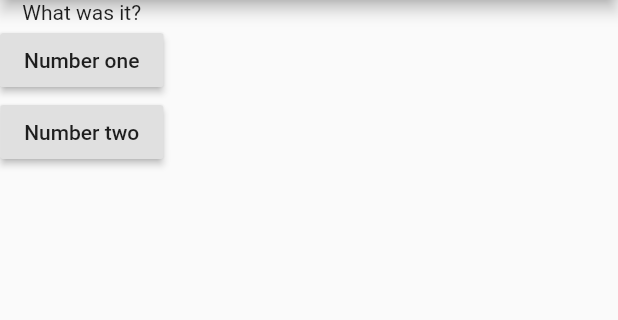
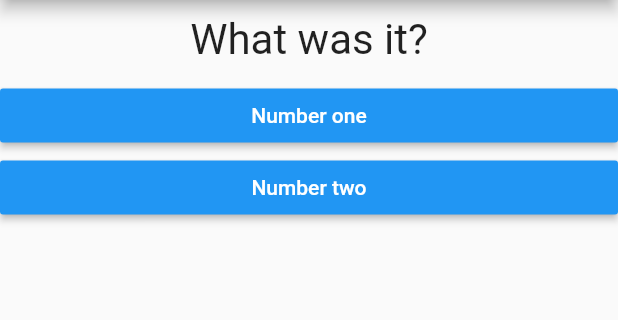
Before and after one commit to patrickcandlin/flutter_potty_train, a Flutter app: the screen it shows after launch, on a phone screen of 412 x 824 dp, the part 84-404 px from its top. Run offline on Flutter 3.47's test engine with Material 2 defaults, Android fonts, the phone set to English and light mode, and no system bars.

Commit message:
created answer component

```diff
--- /dev/null
+++ b/lib/answer.dart
@@ -0,0 +1,21 @@
+import 'package:flutter/material.dart';
+
+class Answer extends StatelessWidget {
+  final Function selectHandler;
+  final String answerText;
+
+  Answer(this.selectHandler, this.answerText);
+
+  @override
+  Widget build(BuildContext context) {
+    return Container(
+      width: double.infinity,
+      child: RaisedButton(
+        color: Colors.blue,
+        textColor: Colors.white,
+        child: Text(answerText),
+        onPressed: selectHandler,
+      ),
+    );
+  }
+}
--- a/lib/main.dart
+++ b/lib/main.dart
@@ -1,6 +1,6 @@
 import 'package:flutter/material.dart';
 import './question.dart';
-
+import 'answer.dart';
 
 void main() => runApp(PottyTrainer());
 
@@ -15,7 +15,7 @@ class _PottyTrainerState extends State<PottyTrainer> {
   int _pottyIndex = 0;
   void _recordPotty() {
     setState(() {
-        if(_pottyIndex == 1){
+      if (_pottyIndex == 1) {
         _pottyIndex = 0;
       } else {
         _pottyIndex = _pottyIndex + 1;
@@ -23,10 +23,19 @@ class _PottyTrainerState extends State<PottyTrainer> {
     });
     print('$_pottyIndex potty(ies) recorded!');
   }
+
   Widget build(BuildContext context) {
     var pottyQuestions = [
-      {'question':'What was it?', 'option1':'Number one', 'option2':'Number two' },
-      {'question':'Where was it?', 'option1':'In the potty', 'option2':"Not in potty"}
+      {
+        'question': 'What was it?',
+        'option1': 'Number one',
+        'option2': 'Number two'
+      },
+      {
+        'question': 'Where was it?',
+        'option1': 'In the potty',
+        'option2': "Not in potty"
+      }
     ];
 
     return MaterialApp(
@@ -37,14 +46,8 @@ class _PottyTrainerState extends State<PottyTrainer> {
         body: Column(
           children: <Widget>[
             Question(pottyQuestions[_pottyIndex]['question']),
-            RaisedButton(
-              child: Text(pottyQuestions[_pottyIndex]['option1']),
-              onPressed: _recordPotty,
-            ),
-            RaisedButton(
-              child: Text(pottyQuestions[_pottyIndex]['option2']),
-              onPressed: _recordPotty,
-            ),
+            Answer(_recordPotty, pottyQuestions[_pottyIndex]['option1']),
+            Answer(_recordPotty, pottyQuestions[_pottyIndex]['option2'])
           ],
         ),
       ),
--- a/lib/question.dart
+++ b/lib/question.dart
@@ -1,11 +1,19 @@
 import 'package:flutter/material.dart';
 
 class Question extends StatelessWidget {
-  String questionText;
+  final String questionText;
   Question(this.questionText);
 
   @override
   Widget build(BuildContext context) {
-    return Text(questionText);
+    return Container(
+      width: double.infinity,
+      margin: EdgeInsets.all(10),
+      child: Text(
+        questionText,
+        style: TextStyle(fontSize: 28),
+        textAlign: TextAlign.center,
+      ),
+    );
   }
 }
```
Lines whose indentation alone changed are shown as unchanged.
